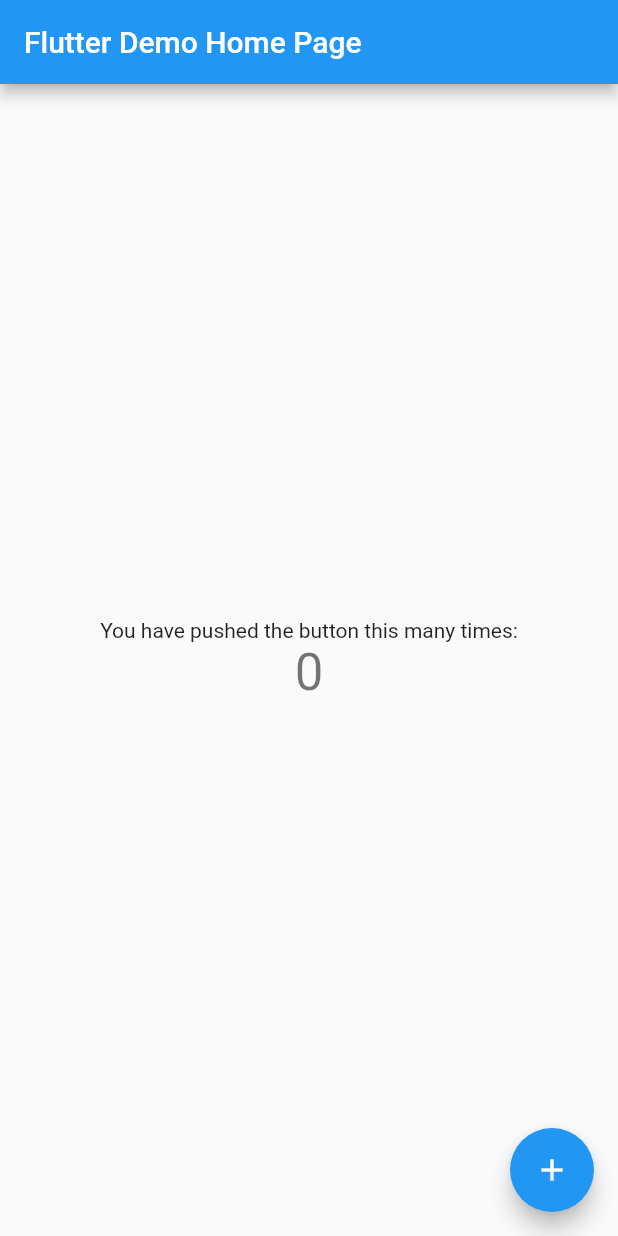
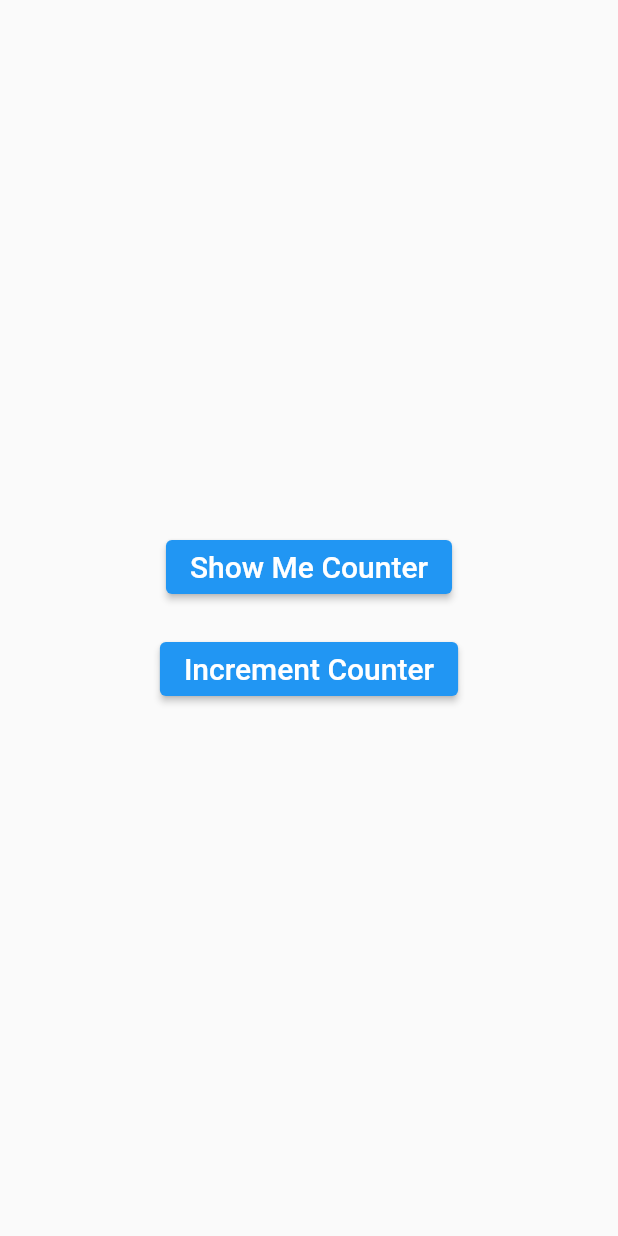
Before and after one commit to rsyd29/bloc_anonymous, a Flutter app: the screen it shows after launch, on a phone screen of 412 x 824 dp. Run offline on Flutter 3.47's test engine with Material 2 defaults, Android fonts, the phone set to English and light mode, and no system bars; our stand-ins replace bloc, equatable.

Commit message:
Adding UI page

```diff
--- a/lib/main.dart
+++ b/lib/main.dart
@@ -1,4 +1,6 @@
 import 'package:flutter/material.dart';
+
+import 'show_me_counter.dart';
 
 void main() {
   runApp(const MyApp());
@@ -7,109 +9,62 @@ void main() {
 class MyApp extends StatelessWidget {
   const MyApp({Key? key}) : super(key: key);
 
-  // This widget is the root of your application.
   @override
   Widget build(BuildContext context) {
     return MaterialApp(
-      title: 'Flutter Demo',
+      title: 'Anonymous Route',
+      debugShowCheckedModeBanner: false,
       theme: ThemeData(
-        // This is the theme of your application.
-        //
-        // Try running your application with "flutter run". You'll see the
-        // application has a blue toolbar. Then, without quitting the app, try
-        // changing the primarySwatch below to Colors.green and then invoke
-        // "hot reload" (press "r" in the console where you ran "flutter run",
-        // or simply save your changes to "hot reload" in a Flutter IDE).
-        // Notice that the counter didn't reset back to zero; the application
-        // is not restarted.
         primarySwatch: Colors.blue,
       ),
-      home: const MyHomePage(title: 'Flutter Demo Home Page'),
+      home: const MyHomePage(),
     );
   }
 }
 
-class MyHomePage extends StatefulWidget {
-  const MyHomePage({Key? key, required this.title}) : super(key: key);
-
-  // This widget is the home page of your application. It is stateful, meaning
-  // that it has a State object (defined below) that contains fields that affect
-  // how it looks.
-
-  // This class is the configuration for the state. It holds the values (in this
-  // case the title) provided by the parent (in this case the App widget) and
-  // used by the build method of the State. Fields in a Widget subclass are
-  // always marked "final".
-
-  final String title;
-
-  @override
-  State<MyHomePage> createState() => _MyHomePageState();
-}
-
-class _MyHomePageState extends State<MyHomePage> {
-  int _counter = 0;
-
-  void _incrementCounter() {
-    setState(() {
-      // This call to setState tells the Flutter framework that something has
-      // changed in this State, which causes it to rerun the build method below
-      // so that the display can reflect the updated values. If we changed
-      // _counter without calling setState(), then the build method would not be
-      // called again, and so nothing would appear to happen.
-      _counter++;
-    });
-  }
+class MyHomePage extends StatelessWidget {
+  const MyHomePage({Key? key}) : super(key: key);
 
   @override
   Widget build(BuildContext context) {
-    // This method is rerun every time setState is called, for instance as done
-    // by the _incrementCounter method above.
-    //
-    // The Flutter framework has been optimized to make rerunning build methods
-    // fast, so that you can just rebuild anything that needs updating rather
-    // than having to individually change instances of widgets.
     return Scaffold(
-      appBar: AppBar(
-        // Here we take the value from the MyHomePage object that was created by
-        // the App.build method, and use it to set our appbar title.
-        title: Text(widget.title),
-      ),
       body: Center(
-        // Center is a layout widget. It takes a single child and positions it
-        // in the middle of the parent.
         child: Column(
-          // Column is also a layout widget. It takes a list of children and
-          // arranges them vertically. By default, it sizes itself to fit its
-          // children horizontally, and tries to be as tall as its parent.
-          //
-          // Invoke "debug painting" (press "p" in the console, choose the
-          // "Toggle Debug Paint" action from the Flutter Inspector in Android
-          // Studio, or the "Toggle Debug Paint" command in Visual Studio Code)
-          // to see the wireframe for each widget.
-          //
-          // Column has various properties to control how it sizes itself and
-          // how it positions its children. Here we use mainAxisAlignment to
-          // center the children vertically; the main axis here is the vertical
-          // axis because Columns are vertical (the cross axis would be
-          // horizontal).
           mainAxisAlignment: MainAxisAlignment.center,
-          children: <Widget>[
-            const Text(
-              'You have pushed the button this many times:',
+          children: [
+            ElevatedButton(
+              onPressed: () {
+                Navigator.push(
+                  context,
+                  MaterialPageRoute(
+                    builder: ((context) {
+                      return ShowMeCounter();
+                    }),
+                  ),
+                );
+              },
+              child: Text(
+                'Show Me Counter',
+                style: TextStyle(
+                  fontSize: 20.0,
+                ),
+              ),
             ),
-            Text(
-              '$_counter',
-              style: Theme.of(context).textTheme.headline4,
+            SizedBox(
+              height: 20.0,
             ),
+            ElevatedButton(
+              onPressed: () {},
+              child: Text(
+                'Increment Counter',
+                style: TextStyle(
+                  fontSize: 20.0,
+                ),
+              ),
+            )
           ],
         ),
       ),
-      floatingActionButton: FloatingActionButton(
-        onPressed: _incrementCounter,
-        tooltip: 'Increment',
-        child: const Icon(Icons.add),
-      ), // This trailing comma makes auto-formatting nicer for build methods.
     );
   }
 }
```
Also changed, not shown: lib/show_me_counter.dart (added, +22 -0 lines).
